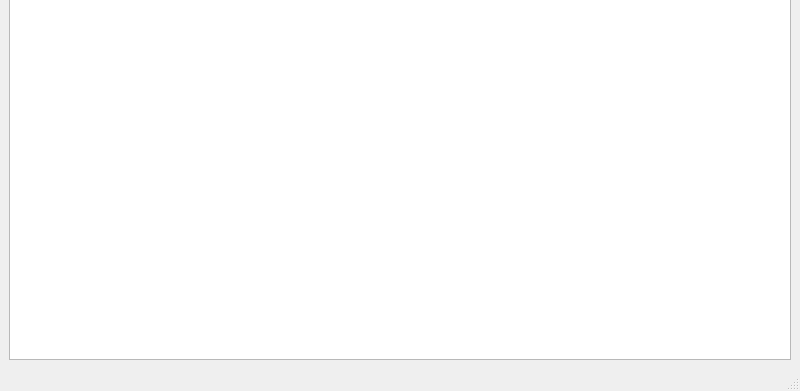
Before: the Qt Designer form ui/mainwindow.ui in hhk7734/ametek-xg-850-controller, drawn with Qt 5; both pictures show x 0 to 800 and y 209 to 600 of the 800 by 600 pixel window.
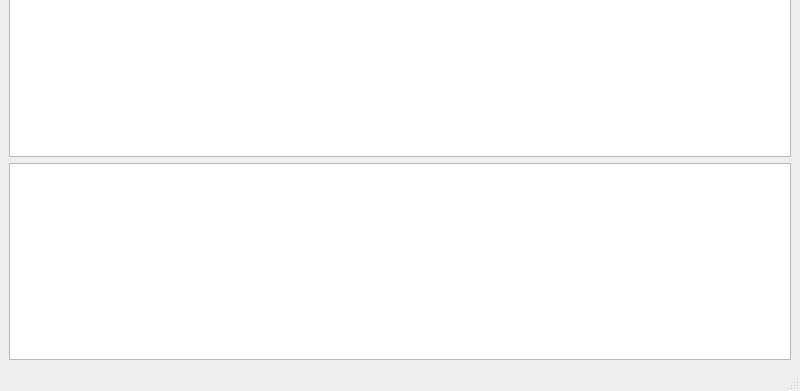
After: the same form once the commit is applied.

What changed in the file:
```diff
--- a/ui/mainwindow.ui
+++ b/ui/mainwindow.ui
@@ -155,6 +155,9 @@
                </widget>
             </item>
             <item row="7" column="0" colspan="6">
+               <widget class="QTableWidget" name="inputTableWidget" />
+            </item>
+            <item row="8" column="0" colspan="6">
                <widget class="QTableWidget" name="tableWidget" />
             </item>
          </layout>
```
